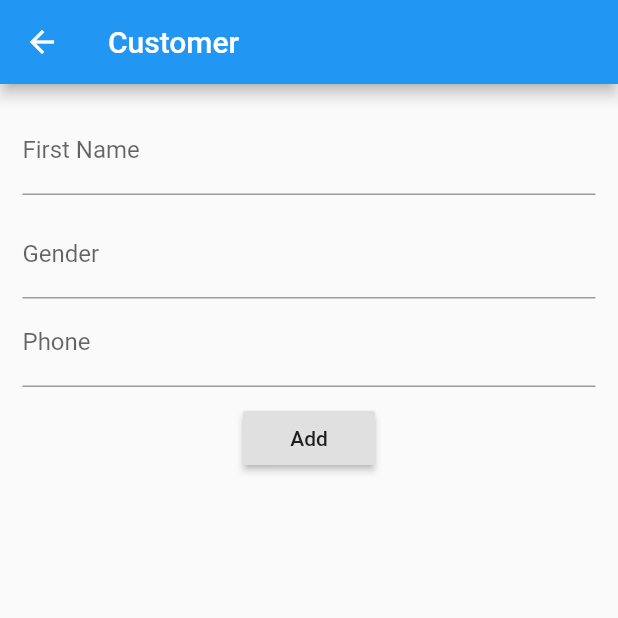
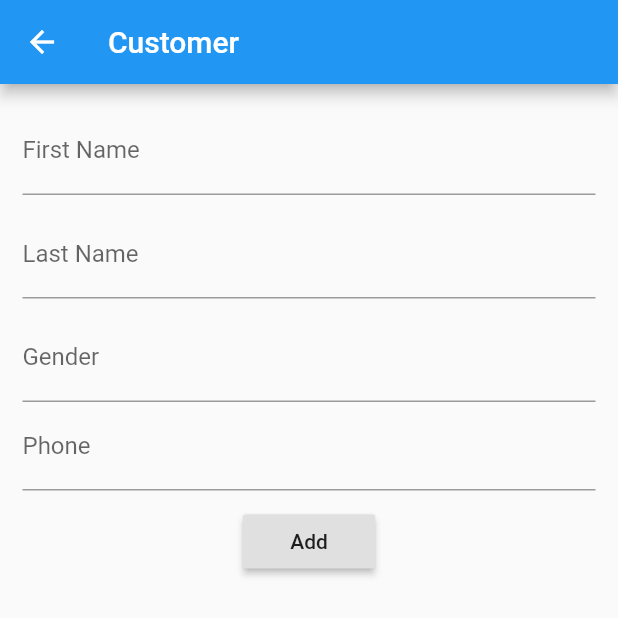
Before and after one commit to sabsab-yeng/pis, a Flutter app: the CustomerPage screen opened directly, after a tap on the "add" icon, on a phone screen of 412 x 824 dp, the top half of it. Run offline on Flutter 3.47's test engine with Material 2 defaults, Android fonts, the phone set to English and light mode, and no system bars; our stand-ins replace firebase_auth, firebase_database, firebase_messaging, flutter_calendar_carousel, flutter_local_notifications, font_awesome_flutter and 5 more; missing offline and left inert: firebase_core_web, flutter_email_sender, google_sign_in_web; accounts and stored records are empty.

Commit message:
Fix last name

```diff
--- a/lib/ui/screens/customer/cust_helper.dart
+++ b/lib/ui/screens/customer/cust_helper.dart
@@ -11,6 +11,7 @@ class CustomerDatabaseHelper {
   final String tableCustomer = 'customerTable';
   final String columnId = 'id';
   final String columnFirstName = 'firstname';
+  final String columnlastName = 'lastname';
   final String columnGender = 'gender';
   final String columnPhone = 'phone';
 
@@ -29,7 +30,7 @@ class CustomerDatabaseHelper {
 
   initDb() async {
     String databasesPath = await getDatabasesPath();
-    String path = join(databasesPath, 'pis.db');
+    String path = join(databasesPath, 'customer.db');
 
 //    await deleteDatabase(path); // just for testing
 
@@ -39,7 +40,7 @@ class CustomerDatabaseHelper {
 
   void _onCreate(Database db, int newVersion) async {
     await db.execute(
-        'CREATE TABLE $tableCustomer($columnId INTEGER PRIMARY KEY, $columnFirstName TEXT, $columnGender TEXT, $columnPhone TEXT)');
+        'CREATE TABLE $tableCustomer($columnId INTEGER PRIMARY KEY, $columnFirstName TEXT, $columnlastName TEXT, $columnGender TEXT, $columnPhone TEXT)');
   }
 
   Future<int> saveNote(Customer customer) async {
@@ -53,7 +54,7 @@ class CustomerDatabaseHelper {
 
   Future<List> getAllNotes() async {
     var dbClient = await db;
-    var result = await dbClient.query(tableCustomer, columns: [columnId, columnFirstName, columnGender, columnPhone]);
+    var result = await dbClient.query(tableCustomer, columns: [columnId, columnFirstName, columnlastName, columnGender, columnPhone]);
 //    var result = await dbClient.rawQuery('SELECT * FROM $tableNote');
 
     return result.toList();
@@ -67,7 +68,7 @@ class CustomerDatabaseHelper {
   Future<Customer> getNote(int id) async {
     var dbClient = await db;
     List<Map> result = await dbClient.query(tableCustomer,
-        columns: [columnId, columnFirstName, columnGender, columnPhone],
+        columns: [columnId, columnFirstName, columnlastName, columnGender, columnPhone],
         where: '$columnId = ?',
         whereArgs: [id]);
 //    var result = await dbClient.rawQuery('SELECT * FROM $tableNote WHERE $columnId = $id');
--- a/lib/ui/screens/customer/customer_input_page.dart
+++ b/lib/ui/screens/customer/customer_input_page.dart
@@ -92,6 +92,7 @@ class _CustomerInfoState extends State<CustomerInfo> {
   CustomerDatabaseHelper db = new CustomerDatabaseHelper();
 
   TextEditingController _firstNameController;
+  TextEditingController _lastNameController;
   TextEditingController _genderController;
   TextEditingController _phoneController;
 
@@ -100,8 +101,9 @@ class _CustomerInfoState extends State<CustomerInfo> {
     super.initState();
 
     _firstNameController = new TextEditingController(text: widget.customer.firstName);
+    _lastNameController = new TextEditingController(text: widget.customer.lastName);
     _genderController = new TextEditingController(text: widget.customer.gender);
-     _phoneController = new TextEditingController(text: widget.customer.phone);
+    _phoneController = new TextEditingController(text: widget.customer.phone);
   }
 
   @override
@@ -116,6 +118,11 @@ class _CustomerInfoState extends State<CustomerInfo> {
             TextField(
               controller: _firstNameController,
               decoration: InputDecoration(labelText: 'First Name'),
+            ),
+            Padding(padding: new EdgeInsets.all(5.0)),
+            TextField(
+              controller: _lastNameController,
+              decoration: InputDecoration(labelText: 'Last Name'),
             ),
             Padding(padding: new EdgeInsets.all(5.0)),
             TextField(
@@ -134,13 +141,19 @@ class _CustomerInfoState extends State<CustomerInfo> {
                   db.updateNote(Customer.fromMap({
                     'id': widget.customer.id,
                     'firstname': _firstNameController.text,
+                    'lastname': _lastNameController.text,
                     'gender': _genderController.text,
                     'phone': _phoneController.text,
                   })).then((_) {
                     Navigator.pop(context, 'update');
                   });
                 }else {
-                  db.saveNote(Customer(_firstNameController.text, _genderController.text, _phoneController.text)).then((_) {
+                  db.saveNote(Customer(
+                  _firstNameController.text,
+                  _lastNameController.text,
+                  _genderController.text,
+                  _phoneController.text),
+                  ).then((_) {
                     Navigator.pop(context, 'save');
                   });
                 }
--- a/lib/ui/screens/customer/customer_model.dart
+++ b/lib/ui/screens/customer/customer_model.dart
@@ -2,19 +2,24 @@
 class Customer {
   int _id;
   String _firstName;
+  String _lastName;
   String _gender;
   String _phone;
 
-  Customer(this._firstName, this._gender, this._phone);
+  Customer(this._firstName, this._lastName, this._gender, this._phone);
 
   Customer.map(dynamic obj) {
     this._id = obj['id'];
     this._firstName = obj['firstname'];
+    this._lastName = obj['lastname'];
     this._gender = obj['gender'];
+    this._phone = obj['phone'];
+
   }
 
   int get id => _id;
   String get firstName => _firstName;
+  String get lastName => _lastName;
   String get gender => _gender;
   String get phone => _phone;
 
@@ -24,6 +29,7 @@ class Customer {
       map['id'] = _id;
     }
     map['firstname'] = _firstName;
+    map['lastname'] = _lastName;
     map['gender'] = _gender;
     map['phone'] = _phone;
 
@@ -33,6 +39,7 @@ class Customer {
   Customer.fromMap(Map<String, dynamic> map) {
     this._id = map['id'];
     this._firstName = map['firstname'];
+    this._lastName = map['lastname'];
     this._gender = map['gender'];
     this._phone = map['phone'];
   }
--- a/lib/ui/screens/customer/customer_page.dart
+++ b/lib/ui/screens/customer/customer_page.dart
@@ -125,7 +125,7 @@ class _CustomerPageState extends State<CustomerPage> {
   void _createNewNote(BuildContext context) async {
     String result = await Navigator.push(
       context,
-      MaterialPageRoute(builder: (context) => CustomerInfo(Customer('', '',''))),
+      MaterialPageRoute(builder: (context) => CustomerInfo(Customer('', '','',''))),
     );
 
     if (result == 'save') {
```
